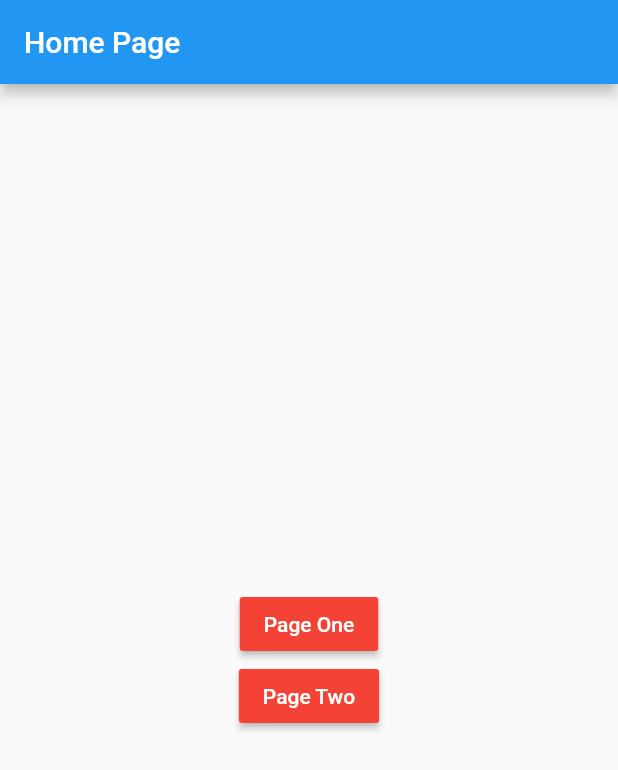
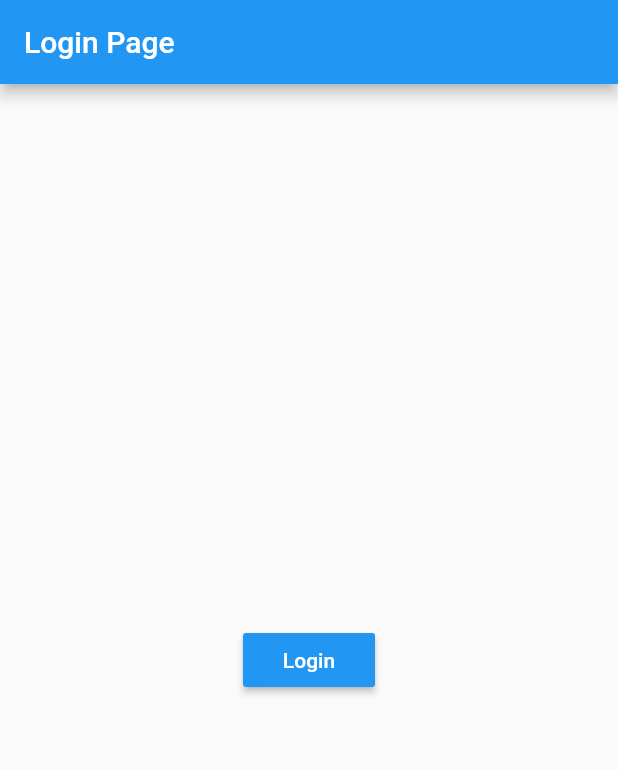
Before and after one commit to AbdelrahmanFouad1/GetX, a Flutter app: the screen it shows after launch, on a phone screen of 412 x 824 dp. Shown: the top 770 px of the screen. Run offline on Flutter 3.47's test engine with Material 2 defaults, Android fonts, the phone set to English and light mode, and no system bars; our stand-ins replace get, shared_preferences.

```diff
--- a/lib/main.dart
+++ b/lib/main.dart
@@ -1,11 +1,15 @@
 import 'package:flutter/material.dart';
 import 'package:get/get_navigation/src/root/get_material_app.dart';
 import 'package:get/get_navigation/src/routes/get_route.dart';
-import 'package:get_x/utils/my_bindings.dart';
+import 'package:get_x/utils/middleware/auth_middleware.dart';
 import 'package:get_x/view/home.dart';
+import 'package:get_x/view/login.dart';
+import 'package:shared_preferences/shared_preferences.dart';
 
-
-void main() {
+SharedPreferences? prefs;
+void main() async {
+  WidgetsFlutterBinding.ensureInitialized();
+  prefs = await SharedPreferences.getInstance();
   runApp(const MyApp());
 }
 
@@ -15,14 +19,13 @@ class MyApp extends StatelessWidget {
   @override
   Widget build(BuildContext context) {
     return GetMaterialApp(
-      title: 'Flutter Demo',
+      title: 'GetX',
       theme: ThemeData(
         primarySwatch: Colors.blue,
       ),
-      home:  const HomePage(),
-      // initialBinding: MyBinding(),
       getPages: [
-        GetPage(name: '/', page: () => const HomePage()),
+        GetPage(name: '/', page: () =>  const LoginPage(), middlewares: [AuthMiddleware()]),
+        GetPage(name: '/home', page: () =>  const HomePage()),
       ],
     );
   }
--- /dev/null
+++ b/lib/utils/middleware/auth_middleware.dart
@@ -0,0 +1,13 @@
+import 'package:flutter/material.dart';
+import 'package:get/get_navigation/get_navigation.dart';
+import 'package:get_x/main.dart';
+
+class AuthMiddleware extends GetMiddleware{
+
+  @override
+  RouteSettings? redirect(String? route) {
+    if(prefs!.getString('id') != null) return const RouteSettings(name: '/home');
+    return null;
+
+  }
+}
--- a/lib/utils/my_bindings.dart
+++ /dev/null
@@ -1,9 +0,0 @@
-import 'package:get/get.dart';
-import 'package:get_x/controller/home_controller.dart';
-
-class MyBinding implements Bindings{
-  @override
-  void dependencies() {
-    Get.put( HomeController(), permanent: true);
-  }
-}
--- a/lib/view/home.dart
+++ b/lib/view/home.dart
@@ -1,9 +1,7 @@
 import 'package:flutter/material.dart';
 import 'package:get/get.dart';
-import 'package:get_x/controller/home_controller.dart';
-import 'package:get_x/utils/my_bindings.dart';
-import 'package:get_x/view/page_one.dart';
-import 'package:get_x/view/page_two.dart';
+import 'package:get_x/main.dart';
+
 
 class HomePage extends StatelessWidget {
    const HomePage({Key? key}) : super(key: key);
@@ -20,21 +18,12 @@ class HomePage extends StatelessWidget {
           Center(
             child: MaterialButton(
                 onPressed: (){
-                  Get.to(()=> PageOne(), binding: MyBinding());
+                  prefs!.clear();
+                  Get.offAllNamed('/');
                 },
               color: Colors.red,
               textColor: Colors.white,
-              child: const Text('Page One'),
-            ),
-          ),
-          Center(
-            child: MaterialButton(
-                onPressed: (){
-                  Get.to(() =>  PageTwo());
-                },
-              color: Colors.red,
-              textColor: Colors.white,
-              child: const Text('Page Two'),
+              child: const Text('Logout'),
             ),
           ),
         ],
--- /dev/null
+++ b/lib/view/login.dart
@@ -0,0 +1,34 @@
+import 'package:flutter/material.dart';
+import 'package:get/get_core/src/get_main.dart';
+import 'package:get/get_navigation/get_navigation.dart';
+import 'package:get_x/main.dart';
+
+class LoginPage extends StatelessWidget {
+  const LoginPage({Key? key}) : super(key: key);
+
+
+  @override
+  Widget build(BuildContext context) {
+    return Scaffold(
+      appBar: AppBar(
+        title: const Text('Login Page'),
+      ),
+      body: Column(
+        mainAxisAlignment: MainAxisAlignment.center,
+        children: [
+          Center(
+            child: MaterialButton(
+              onPressed: (){
+                prefs!.setString('id', '1');
+                Get.offNamed('home');
+              },
+              color: Colors.blue,
+              textColor: Colors.white,
+              child: const Text('Login'),
+            ),
+          ),
+        ],
+      ),
+    );
+  }
+}
--- a/pubspec.yaml
+++ b/pubspec.yaml
@@ -35,6 +35,7 @@ dependencies:
   # Use with the CupertinoIcons class for iOS style icons.
   cupertino_icons: ^1.0.5
   get: ^4.6.5
+  shared_preferences: ^2.0.15
 
 dev_dependencies:
   flutter_test:
```
Also changed, not shown: lib/controller/home_controller.dart (deleted, +0 -34 lines), lib/view/page_one.dart (deleted, +0 -58 lines), lib/view/page_two.dart (deleted, +0 -33 lines), pubspec.lock.
